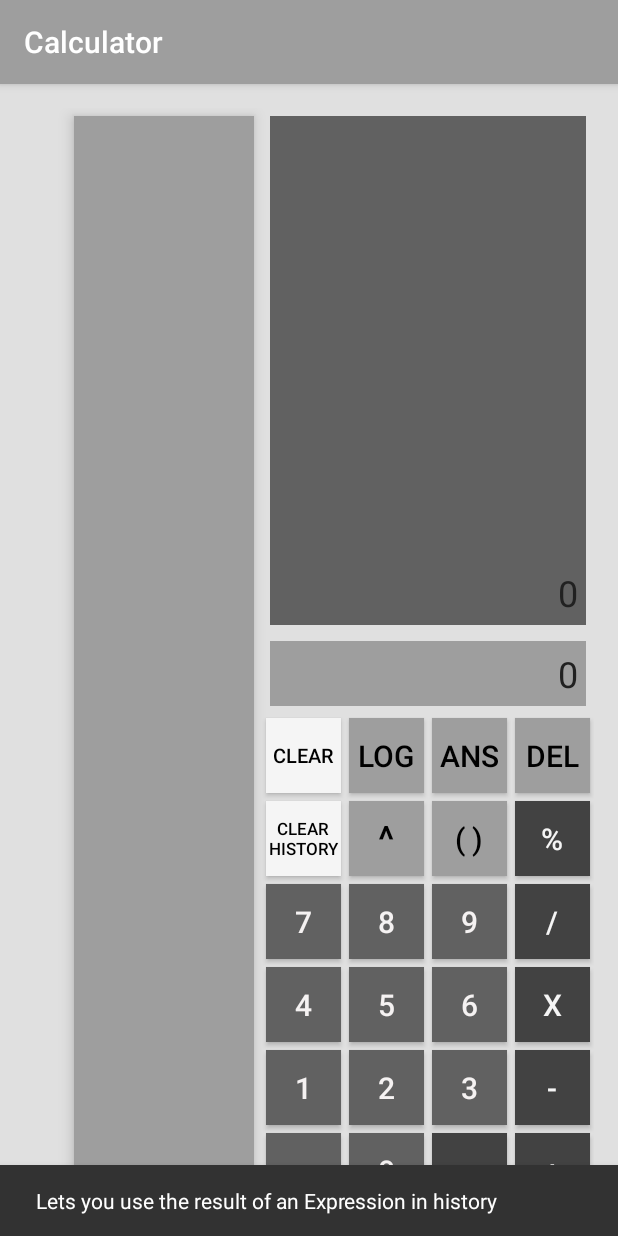
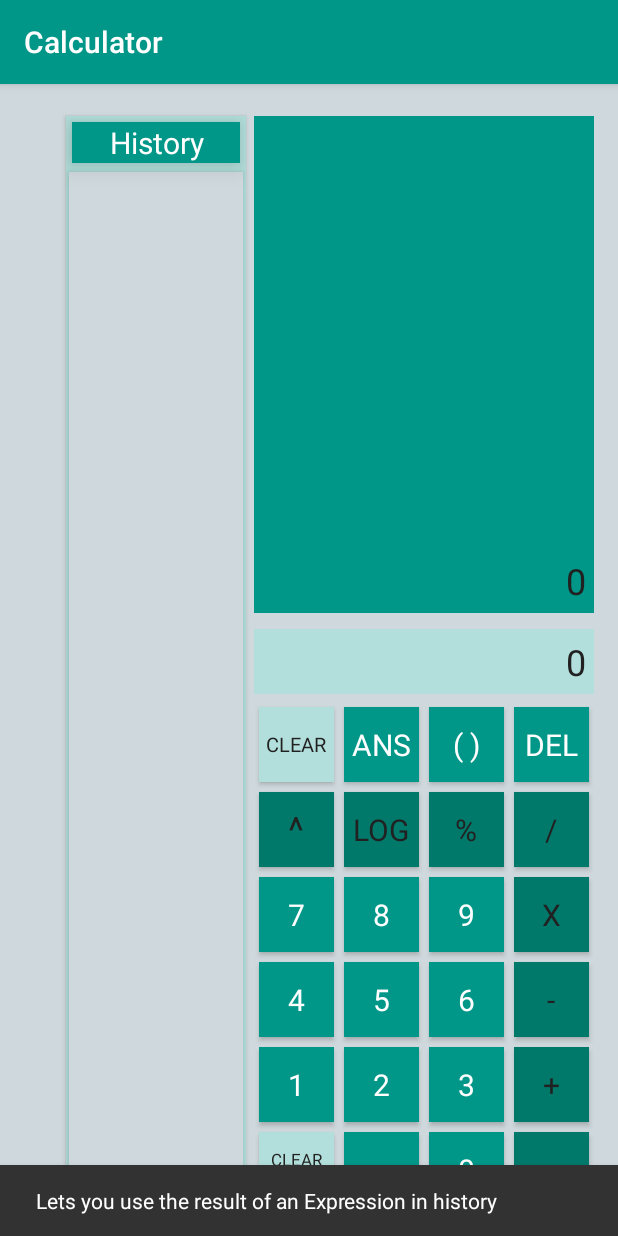
Before and after one commit to asimminhas001/androidCalculator, an Android app: the screen it shows after launch (MainActivity), after a tap on "ANS", on a phone screen of 412 x 824 dp. Run offline under Robolectric (Android 15) with nearby library versions, the phone set to English and light mode, and no system bars; 2 statements that could not run were skipped.

Commit message:
Added number formatting, color and text formatting

```diff
--- a/app/src/main/java/kamal/calculator/ButtonsHelper.java
+++ b/app/src/main/java/kamal/calculator/ButtonsHelper.java
@@ -8,8 +8,8 @@ import android.widget.TextView;
 import java.util.List;
 
 /**
- * Program:
- * Project: ${Project_Name}
+ * Program: ButtonsHelper
+ * Project: Calculator
  * Author: kamalhamoud
  * Date: 2016-01-07
  */
--- a/app/src/main/java/kamal/calculator/expressionParser.java
+++ b/app/src/main/java/kamal/calculator/expressionParser.java
@@ -19,8 +19,10 @@ import java.util.Stack;
     // TODO: make history click output expression and result into outputs - DONE
     // TODO: Use previous answer if operator is implemented. - DONE
     // TODO: Add log and ^ functions - DONE
-    // TODO: Move equals, dot, 0 and mod button to make it more user friendly
+    // TODO: Move equals, dot, 0 and mod button to make it more user friendly -DONE
     // TODO: Add clear history button/function - DONE
+
+
 public class ExpressionParser {
 
     private static final String LOG_TAG = MainActivity.class.getSimpleName();
@@ -122,10 +124,10 @@ public class ExpressionParser {
             operator = operatorStack.pop().toString();
             if (operator.equals("log")) {
                 operandStack.push(operand1);
-                operandStack.push(computeEquation(1, operator, operand2));
+                operandStack.push(String.format("%.4f", computeEquation(operand1, operator, operand2)));
                 continue;
             }
-            operandStack.push(computeEquation(operand1, operator, operand2));
+            operandStack.push(String.format("%.4f", computeEquation(operand1, operator, operand2)));
         }
 
         return Double.parseDouble(operandStack.pop().toString());
@@ -163,11 +165,8 @@ public class ExpressionParser {
         operatorMap.put("^", exponent(operand1, operand2));
 
         result = operatorMap.get(operator);
-        BigDecimal bd = new BigDecimal(result * 1000);
-        bd = bd.round(new MathContext(5));
-        result = (bd.doubleValue())/1000;
 
-        Log.d(LOG_TAG, "result is: " + result + "in double computeEquation" );
+//        Log.d(LOG_TAG, "result is: " + result + "in double computeEquation" );
 
         return result;
     }
--- a/app/src/main/res/layout/activity_main.xml
+++ b/app/src/main/res/layout/activity_main.xml
@@ -5,19 +5,19 @@
     xmlns:tools="http://schemas.android.com/tools"
     android:layout_width="match_parent"
     android:layout_height="match_parent"
+    android:background="@color/historyBackground"
     android:paddingBottom="@dimen/activity_vertical_margin"
     android:paddingLeft="@dimen/activity_horizontal_margin"
     android:paddingRight="@dimen/activity_horizontal_margin"
     android:paddingTop="@dimen/activity_vertical_margin"
-    android:background="#e0e0e0"
     tools:context="kamal.calculator.MainActivity.ExpressionParser">
 
     <!--outputs boxes-->
     <RelativeLayout
-        android:layout_toRightOf="@+id/history_col"
+        android:layout_width="match_parent"
+        android:layout_height="match_parent"
         android:layout_above="@+id/col1"
-        android:layout_width="match_parent"
-        android:layout_height="match_parent">
+        android:layout_toRightOf="@+id/history_container">
 
         <!--expression output-->
         <TextView
@@ -33,11 +33,23 @@
 
 
     <!--history-->
-    <android.support.v7.widget.RecyclerView
-        android:id="@+id/history_col"
-        style="@style/MainCalcHistory"
-        android:layout_toLeftOf="@+id/col4"
-        android:scrollbars="vertical"/>
+    <LinearLayout
+        android:id="@+id/history_container"
+        style="@style/HistoryContainer"
+        android:layout_toLeftOf="@+id/col4">
+
+        <TextView
+            style="@style/HistoryTitle"
+            android:text="@string/history_title"/>
+
+        <android.support.v7.widget.RecyclerView
+            android:id="@+id/history_col"
+            style="@style/MainCalcHistory"
+            android:scrollbars="vertical"
+            android:layout_width="match_parent"/>
+
+    </LinearLayout>
+
 
     <!--first column-->
     <LinearLayout
@@ -54,12 +66,6 @@
             android:id="@+id/btnDel"
             style="@style/MainCalcFunctions"
             android:text="@string/del"/>
-
-        <!--| % |-->
-        <Button
-            android:id="@+id/btnRemainder"
-            style="@style/MainCalcOperators"
-            android:text="@string/remainder"/>
 
         <!--| / |-->
         <Button
@@ -86,6 +92,13 @@
             style="@style/MainCalcOperators"
             android:text="@string/add"/>
 
+        <!--| = |-->
+        <Button
+            android:id="@+id/btnEq"
+            style="@style/MainCalcOperators"
+            android:text="@string/eq"
+            />
+
     </LinearLayout>
 
     <!--second column-->
@@ -97,18 +110,17 @@
         android:layout_toLeftOf="@id/col1"
         android:orientation="vertical">
 
-        <!--| avg |-->
-        <Button
-            android:id="@+id/btnAns"
-            style="@style/MainCalcFunctions"
-            android:text="@string/ans"
-            />
-
         <!--| ( ) |-->
         <Button
             android:id="@+id/btnBrackets"
             style="@style/MainCalcFunctions"
             android:text="@string/brackets"/>
+
+        <!--| % |-->
+        <Button
+            android:id="@+id/btnRemainder"
+            style="@style/MainCalcOperators"
+            android:text="@string/remainder"/>
 
         <!--| 9 |-->
         <Button
@@ -131,11 +143,11 @@
             android:text="@string/three"
             />
 
-        <!--| = |-->
+        <!--| 0 |-->
         <Button
-            android:id="@+id/btnEq"
-            style="@style/MainCalcOperators"
-            android:text="@string/eq"
+            android:id="@+id/btn0"
+            style="@style/MainCalcOperands"
+            android:text="@string/zero"
             />
 
     </LinearLayout>
@@ -149,19 +161,18 @@
         android:layout_toLeftOf="@id/col2"
         android:orientation="vertical">
 
+        <!--| Ans |-->
+        <Button
+            android:id="@+id/btnAns"
+            style="@style/MainCalcFunctions"
+            android:text="@string/ans"
+            />
+
         <!--| log |-->
         <Button
             android:id="@+id/btnLog"
-            style="@style/MainCalcFunctions"
+            style="@style/MainCalcOperators"
             android:text="@string/log"
-            />
-
-        <!--| ^ |-->
-        <Button
-            android:id="@+id/btnExponent"
-            android:textSize="25sp"
-            style="@style/MainCalcFunctions"
-            android:text="@string/exponent"
             />
 
         <!--| 8 |-->
@@ -185,12 +196,11 @@
             android:text="@string/two"
             />
 
-        <!--| 0 |-->
+        <!--| . |-->
         <Button
-            android:id="@+id/btn0"
+            android:id="@+id/btnPeriod"
             style="@style/MainCalcOperands"
-            android:text="@string/zero"
-            />
+            android:text="@string/period"/>
 
     </LinearLayout>
 
@@ -208,16 +218,14 @@
             android:id="@+id/btnClear"
             style="@style/MainCalcClear"
             android:text="@string/clearExp"
-            android:background="#f5f5f5"
             />
 
-        <!--| Clear History |-->
+        <!--| ^ |-->
         <Button
-            android:id="@+id/btnClearHistory"
-            style="@style/MainCalcClear"
-            android:background="#f5f5f5"
-            android:textSize="11sp"
-            android:text="@string/clearHistory"
+            android:id="@+id/btnExponent"
+            style="@style/MainCalcOperators"
+            android:text="@string/exponent"
+            android:textSize="25sp"
             />
 
         <!--| 7 |-->
@@ -239,11 +247,13 @@
             android:onClick="btn1"
             android:text="@string/one"/>
 
-        <!--| . |-->
+        <!--| Clear History |-->
         <Button
-            android:id="@+id/btnPeriod"
-            style="@style/MainCalcOperands"
-            android:text="@string/period"/>
+            android:id="@+id/btnClearHistory"
+            style="@style/MainCalcClear"
+            android:text="@string/clearHistory"
+            android:textSize="11sp"
+            />
     </LinearLayout>
 
 </RelativeLayout>
--- a/app/src/main/res/layout/history_item_template.xml
+++ b/app/src/main/res/layout/history_item_template.xml
@@ -5,11 +5,12 @@
               android:elevation="2dp"
               android:orientation="vertical">
 
+    <!--Separator-->
     <View
-        android:elevation="8dp"
+        android:elevation="4dp"
         android:layout_width="fill_parent"
         android:layout_height="1dp"
-        android:background="#ffffff" />
+        android:background="@color/colorAccent" />
 
     <!-- Expression view-->
     <TextView
@@ -17,8 +18,9 @@
         android:layout_width="match_parent"
         android:layout_height="match_parent"
         android:layout_marginLeft="4dp"
+        android:textColor="@color/textColorSecondary"
         android:layout_marginTop="2dp"
-        android:textSize="15sp"/>
+        android:textSize="12sp"/>
 
     <!-- Result view-->
     <TextView
@@ -27,8 +29,8 @@
         android:layout_width="match_parent"
         android:layout_height="match_parent"
         android:layout_marginLeft="4dp"
-        android:textColor="#000"
-        android:textSize="15sp"/>
+        android:textColor="@color/textColorPrimary"
+        android:textSize="14sp"/>
 
 
 </LinearLayout>
--- a/app/src/main/res/values/colors.xml
+++ b/app/src/main/res/values/colors.xml
@@ -1,11 +1,12 @@
 <?xml version="1.0" encoding="utf-8"?>
 <resources>
-    <color name="colorPrimary">#3F51B5</color>
-    <color name="colorPrimaryDark">#263238</color>
-    <color name="colorAccent">#FF4081</color>
-    <color name="primary_material_dark_1">#33691e</color>
-    <color name="primary_dark_material_dark">#689f38</color>
-    <color name="accent_material_dark">#c6ff00</color>
-    <color name="background_material_dark">#455a64</color>
-    <color name="primary_text_material_dark">#f5f5f5</color>
+    <color name="colorPrimary">#009688</color>
+    <color name="colorPrimaryDark">#00796B</color>
+    <color name="colorPrimaryLight">#B2DFDB</color>
+    <color name="colorAccent">#607D8B</color>
+    <color name="textPrimary">#FFFFFF</color>
+    <color name="textColorPrimary">#212121</color>
+    <color name="textColorSecondary">#727272</color>
+    <color name="historyBackground">#CFD8DC</color>
+
 </resources>
--- a/app/src/main/res/values/strings.xml
+++ b/app/src/main/res/values/strings.xml
@@ -16,7 +16,7 @@
     <string name="brackets">( )</string>
     <string name="ans">ans</string>
 
-    <!--col3 x²-->
+    <!--col3-->
     <string name="zero">0</string>
     <string name="two">2</string>
     <string name="five">5</string>
@@ -32,6 +32,8 @@
     <string name="clearHistory">Clear History</string>
     <string name="clearExp">Clear</string>
 
+    <string name="history_title">History</string>
+
 
 
 </resources>
--- a/app/src/main/res/values/styles.xml
+++ b/app/src/main/res/values/styles.xml
@@ -3,16 +3,18 @@
     <!-- Base application theme. -->
     <style name="AppTheme" parent="Theme.AppCompat.Light.DarkActionBar">
         <!-- Customize your theme here. -->
-        <item name="colorPrimary">#9e9e9e</item>
-        <item name="colorPrimaryDark">#616161</item>
+        <item name="colorPrimary">@color/colorPrimary</item>
+        <item name="colorPrimaryDark">@color/colorPrimaryDark</item>
         <item name="colorAccent">@color/colorAccent</item>
+        <item name="android:typeface">sans</item>
     </style>
 
     <!--expression output styles-->
     <style name="ExpressionOutput">
-        <item name="android:layout_margin">5dp</item>
-        <item name="android:background">#616161</item>
-        <item name="android:textColor">#212121</item>
+        <item name="android:layout_marginBottom">5dp</item>
+        <item name="android:layout_marginTop">5dp</item>
+        <item name="android:background">@color/colorPrimary</item>
+        <item name="android:textColor">@color/textColorPrimary</item>
         <item name="android:layout_above">@+id/result_output</item>
         <item name="android:layout_alignParentTop">true</item>
         <item name="android:layout_alignParentLeft">true</item>
@@ -29,9 +31,10 @@
         <item name="android:maxLines">1</item>
         <item name="android:scrollHorizontally">true</item>
         <item name="android:ellipsize">end</item>
-        <item name="android:layout_margin">5dp</item>
-        <item name="android:background">#9e9e9e</item>
-        <item name="android:textColor">#212121</item>
+        <item name="android:layout_marginBottom">5dp</item>
+        <item name="android:layout_marginTop">5dp</item>
+        <item name="android:background">@color/colorPrimaryLight</item>
+        <item name="android:textColor">@color/textColorPrimary</item>
         <item name="android:layout_alignParentBottom">true</item>
         <item name="android:layout_alignParentLeft">true</item>
         <item name="android:gravity">right|bottom</item>
@@ -43,57 +46,79 @@
     </style>
 
     <!--History-->
+    <style name="HistoryContainer">
+        <item name="android:layout_width">120dp</item>
+        <item name="android:layout_marginTop">5dp</item>
+        <item name="android:layout_height">match_parent</item>
+        <item name="android:layout_marginRight">5dp</item>
+        <item name="android:elevation">2dp</item>
+        <item name="android:orientation">vertical</item>
+        <item name="android:background">@color/colorPrimaryLight</item>
+    </style>
+
+    <style name="HistoryTitle">
+        <item name="android:textSize">20sp</item>
+        <item name="android:textColor">@color/textPrimary</item>
+        <item name="android:background">@color/colorPrimary</item>
+        <item name="android:layout_margin">4dp</item>
+        <item name="android:elevation">10dp</item>
+        <item name="android:layout_gravity">top</item>
+        <item name="android:textAlignment">center</item>
+        <item name="android:layout_width">match_parent</item>
+        <item name="android:layout_height">wrap_content</item>
+    </style>
+
     <style name="MainCalcHistory">
         <item name="android:textSize">14sp</item>
-        <item name="android:textColor">#ec407a</item>
-        <item name="android:layout_margin">5dp</item>
-        <item name="android:background">#9e9e9e</item>
-        <item name="android:layout_width">120dp</item>
-        <item name="android:elevation">6dp</item>
+        <item name="android:layout_margin">2dp</item>
+        <item name="android:layout_width">match_parent</item>
+        <item name="android:background">@color/historyBackground</item>
+        <item name="android:elevation">4dp</item>
         <item name="android:layout_height">match_parent</item>
     </style>
+
 
     <!--Operand Button styles-->
     <style name="MainCalcOperands">
         <item name="android:textSize">20sp</item>
-        <item name="android:textColor">#f5f2f2</item>
-        <item name="android:background">#616161</item>
+        <item name="android:textColor">@color/textPrimary</item>
+        <item name="android:background">@color/colorPrimary</item>
         <item name="android:layout_height">50dp</item>
         <item name="android:layout_width">50dp</item>
-        <item name="android:layout_margin">2.5dp</item>
-        <item name="android:elevation">12dp</item>
+        <item name="android:layout_margin">3dp</item>
+        <item name="android:elevation">8dp</item>
     </style>
 
     <!--Operator Button styles-->
     <style name="MainCalcOperators">
         <item name="android:textSize">20sp</item>
-        <item name="android:textColor">#f5f5f5</item>
-        <item name="android:background">#424242</item>
+        <item name="android:textColor">@color/textColorPrimary</item>
+        <item name="android:background">@color/colorPrimaryDark</item>
         <item name="android:layout_height">50dp</item>
         <item name="android:layout_width">50dp</item>
-        <item name="android:layout_margin">2.5dp</item>
+        <item name="android:layout_margin">3dp</item>
         <item name="android:elevation">8dp</item>
     </style>
 
     <!--Function Button styles-->
     <style name="MainCalcFunctions">
         <item name="android:textSize">20sp</item>
-        <item name="android:textColor">#000000</item>
-        <item name="android:background">#9e9e9e</item>
+        <item name="android:textColor">@color/textPrimary</item>
+        <item name="android:background">@color/colorPrimary</item>
         <item name="android:layout_height">50dp</item>
         <item name="android:layout_width">50dp</item>
-        <item name="android:layout_margin">2.5dp</item>
+        <item name="android:layout_margin">3dp</item>
         <item name="android:elevation">8dp</item>
     </style>
 
     <!--Clear Button styles-->
     <style name="MainCalcClear">
         <item name="android:textSize">13sp</item>
-        <item name="android:textColor">#000000</item>
-        <item name="android:background">#90caf9</item>
+        <item name="android:textColor">@color/textColorPrimary</item>
+        <item name="android:background">@color/colorPrimaryLight</item>
         <item name="android:layout_height">50dp</item>
         <item name="android:layout_width">50dp</item>
-        <item name="android:layout_margin">2.5dp</item>
+        <item name="android:layout_margin">3dp</item>
         <item name="android:elevation">8dp</item>
     </style>
 
```
Also changed, not shown: app/src/main/java/kamal/calculator/MainActivity.java (+6 -1 lines).
